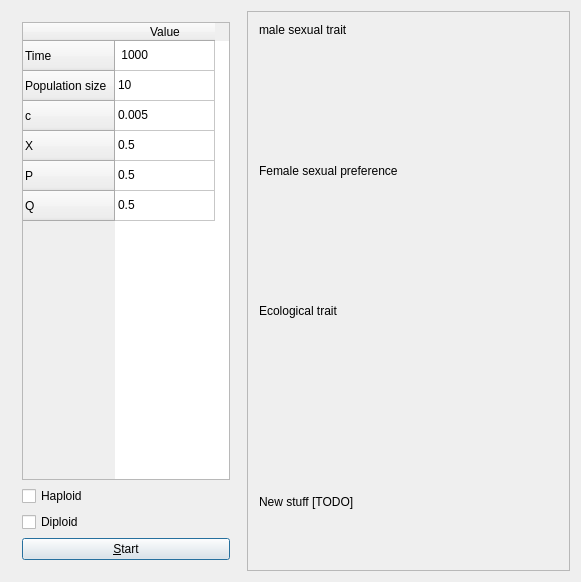
Before: the Qt Designer form kewe_qtdialog.ui in richelbilderbeek/pbdmms, drawn with Qt 5.
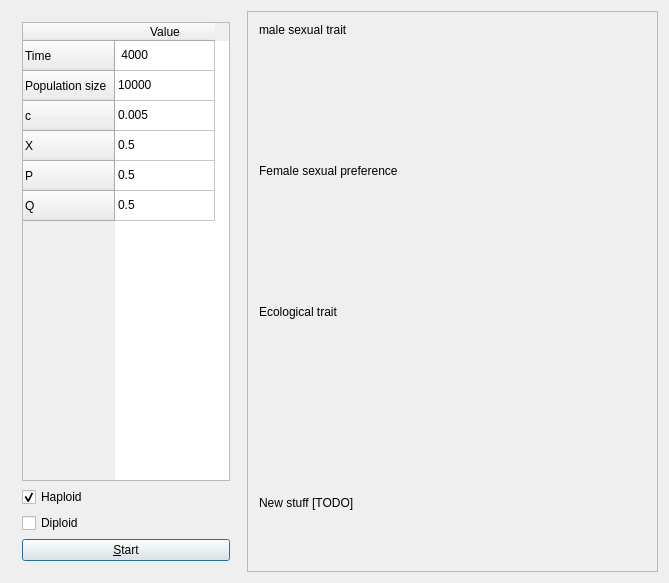
After: the same form once the commit is applied. Custom widgets are drawn as their Qt base class.

```diff
--- a/kewe_qtdialog.ui
+++ b/kewe_qtdialog.ui
@@ -6,8 +6,8 @@
    <rect>
     <x>0</x>
     <y>0</y>
-    <width>581</width>
-    <height>582</height>
+    <width>669</width>
+    <height>583</height>
    </rect>
   </property>
   <property name="windowTitle">
@@ -65,12 +65,12 @@
         </column>
         <item row="0" column="0">
          <property name="text">
-          <string> 1000</string>
+          <string> 4000</string>
          </property>
         </item>
         <item row="1" column="0">
          <property name="text">
-          <string>10</string>
+          <string>10000</string>
          </property>
         </item>
         <item row="2" column="0">
@@ -100,6 +100,12 @@
         <property name="text">
          <string>Haploid</string>
         </property>
+        <property name="checked">
+         <bool>true</bool>
+        </property>
+        <property name="tristate">
+         <bool>false</bool>
+        </property>
        </widget>
       </item>
       <item>
@@ -129,8 +135,8 @@
        <rect>
         <x>0</x>
         <y>0</y>
-        <width>327</width>
-        <height>560</height>
+        <width>419</width>
+        <height>563</height>
        </rect>
       </property>
       <layout class="QVBoxLayout" name="verticalLayout_3">
@@ -148,7 +154,14 @@
         </widget>
        </item>
        <item>
-        <widget class="ribi::QtSurfacePlotWidget" name="male_sexual_trait" native="true"/>
+        <widget class="QWidget" name="male_sexual_trait" native="true">
+         <property name="enabled">
+          <bool>true</bool>
+         </property>
+         <property name="autoFillBackground">
+          <bool>false</bool>
+         </property>
+        </widget>
        </item>
        <item>
         <widget class="QLabel" name="label_2">
@@ -184,6 +197,9 @@
        </item>
        <item>
         <widget class="QLabel" name="label_4">
+         <property name="enabled">
+          <bool>true</bool>
+         </property>
          <property name="text">
           <string>New stuff [TODO]</string>
          </property>
```
